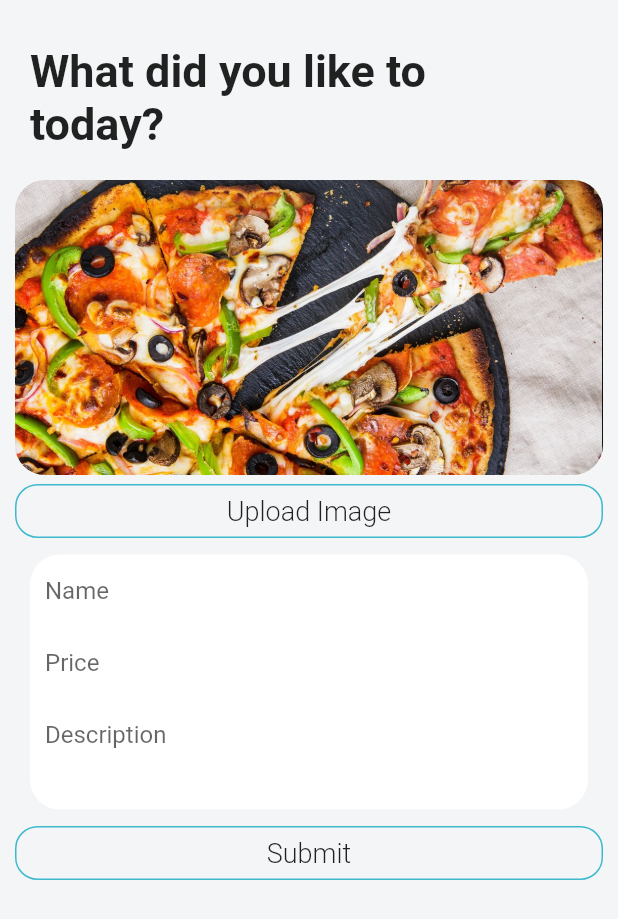
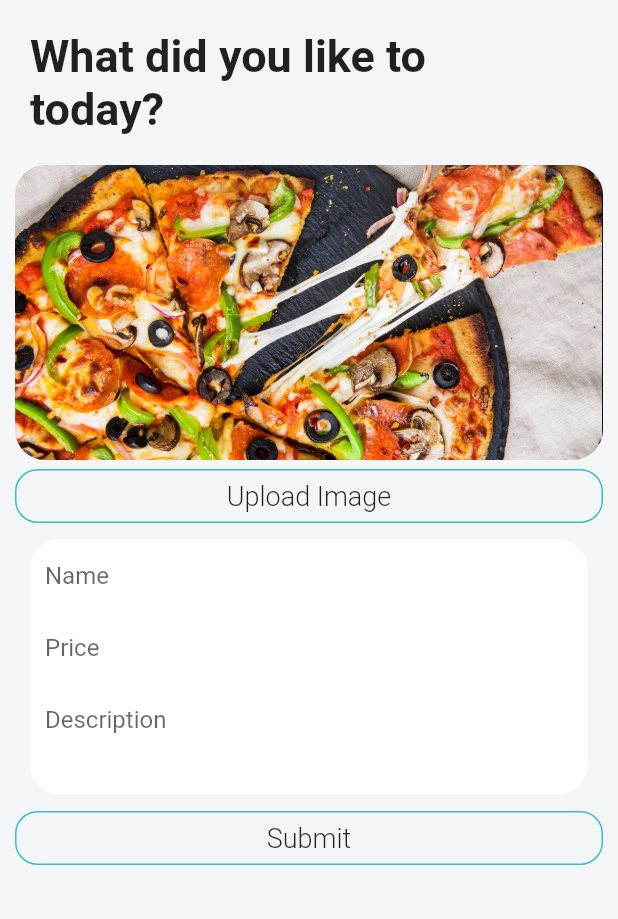
Before and after one commit to Pratham9/top, a Flutter app: the AddDishesPage screen opened directly with sample values from the repository, on a phone screen of 412 x 824 dp. Shown: the top 919 px of the screen. Run offline on Flutter 3.47's test engine with Material 2 defaults, Android fonts, the phone set to English and light mode, and no system bars; our stand-ins replace cloud_firestore, firebase_auth, firebase_database, font_awesome_flutter, image_picker; accounts and stored records are empty.

Commit message:
presentation version v1

```diff
--- a/lib/Pages/add_dishes_page.dart
+++ b/lib/Pages/add_dishes_page.dart
@@ -76,7 +76,7 @@ class _AddDishesPageState extends State<AddDishesPage> {
     return Scaffold(
       body: SafeArea(
         child: ListView(
-          padding: EdgeInsets.symmetric(vertical: 30.0),
+          padding: EdgeInsets.symmetric(vertical: 20.0),
           children: <Widget>[
             Padding(
               padding: EdgeInsets.only(left: 20.0, right: 120.0),
--- a/lib/Pages/user_profile_page.dart
+++ b/lib/Pages/user_profile_page.dart
@@ -150,7 +150,7 @@ class _UserProfilePageState extends State<UserProfilePage> {
     return Scaffold(
       body: SafeArea(
         child: ListView(
-          padding: EdgeInsets.symmetric(vertical: 30.0),
+          padding: EdgeInsets.symmetric(vertical: 20.0),
           children: <Widget>[
             Padding(
               padding: EdgeInsets.only(left: 20.0, right: 120.0),
```
